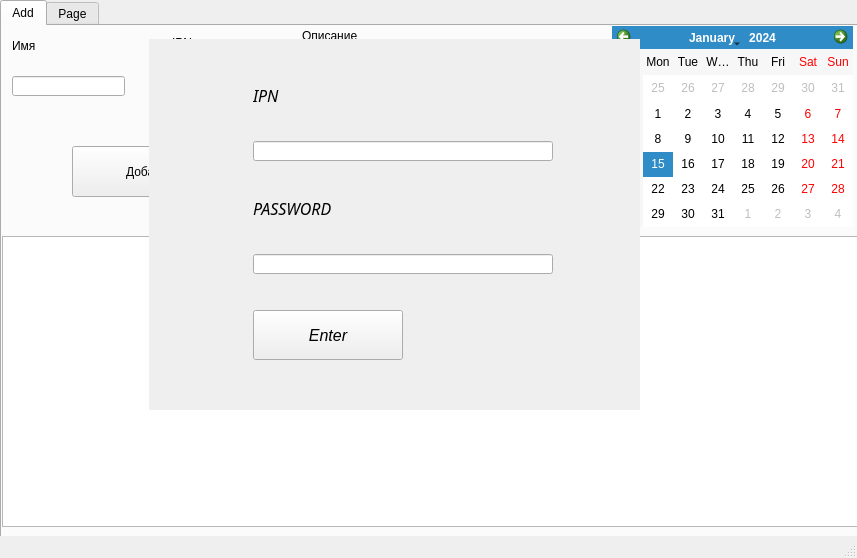
This is src/mainwindow.ui in Partunaks/request_manager as Qt 5 draws it before an edit. The edited form follows.
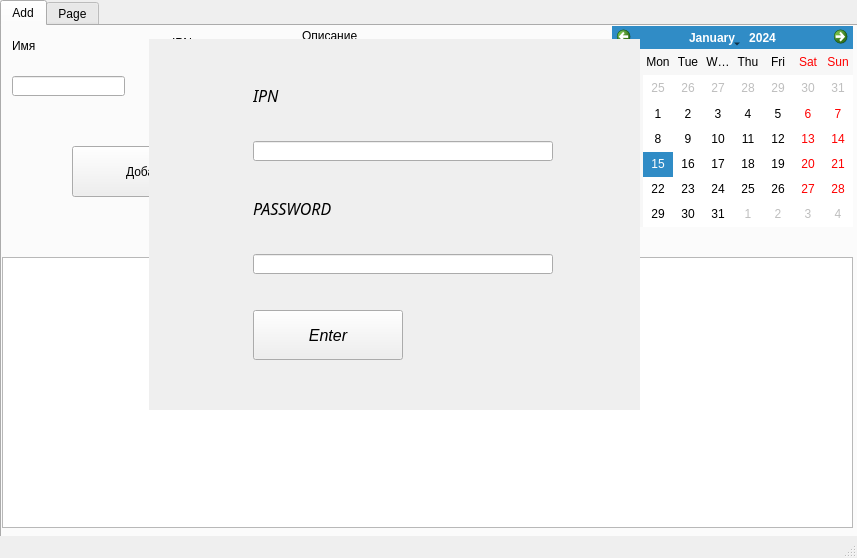
This is the edited form. The open tabs and pages were chosen to show the change.

Diff of the .ui file:
```diff
--- a/src/mainwindow.ui
+++ b/src/mainwindow.ui
@@ -125,28 +125,6 @@
        </rect>
       </property>
      </widget>
-     <widget class="QTableView" name="table_v">
-      <property name="geometry">
-       <rect>
-        <x>0</x>
-        <y>210</y>
-        <width>861</width>
-        <height>291</height>
-       </rect>
-      </property>
-      <property name="sizePolicy">
-       <sizepolicy hsizetype="Maximum" vsizetype="Maximum">
-        <horstretch>0</horstretch>
-        <verstretch>0</verstretch>
-       </sizepolicy>
-      </property>
-      <property name="gridStyle">
-       <enum>Qt::DashLine</enum>
-      </property>
-      <property name="sortingEnabled">
-       <bool>true</bool>
-      </property>
-     </widget>
      <widget class="QLabel" name="requester">
       <property name="geometry">
        <rect>
@@ -206,6 +184,29 @@
        <string>Категория</string>
       </property>
      </widget>
+     <widget class="QPushButton" name="delete_b">
+      <property name="geometry">
+       <rect>
+        <x>470</x>
+        <y>130</y>
+        <width>121</width>
+        <height>41</height>
+       </rect>
+      </property>
+      <property name="text">
+       <string>Удалить</string>
+      </property>
+     </widget>
+     <widget class="QTableView" name="table_v">
+      <property name="geometry">
+       <rect>
+        <x>0</x>
+        <y>231</y>
+        <width>851</width>
+        <height>271</height>
+       </rect>
+      </property>
+     </widget>
     </widget>
     <widget class="QWidget" name="store_tab">
      <property name="sizePolicy">
```
Left out of the diff: 60 changed lines with no effect on the pictures.
